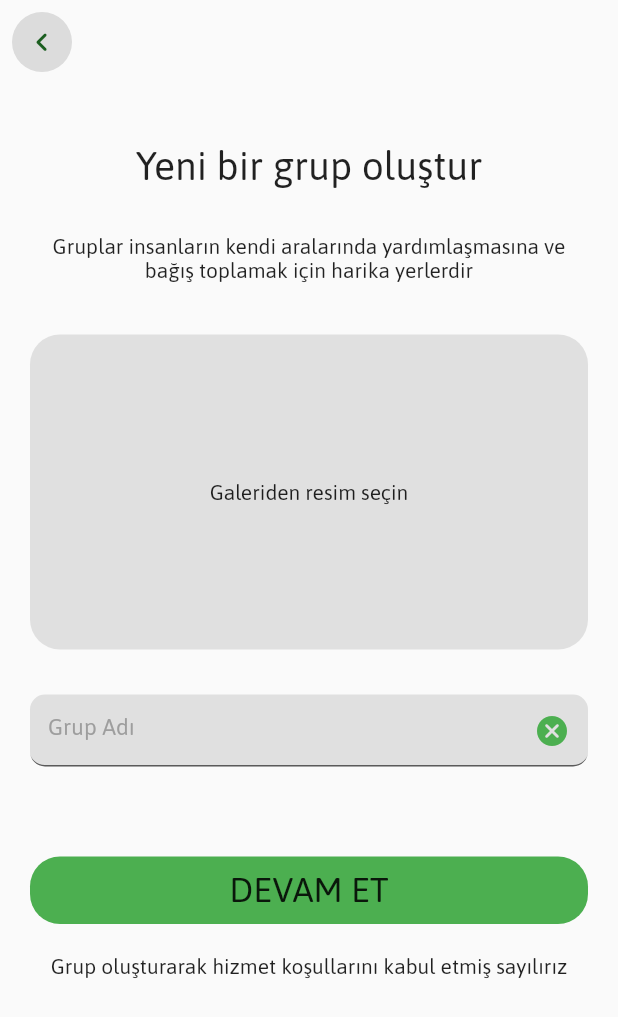
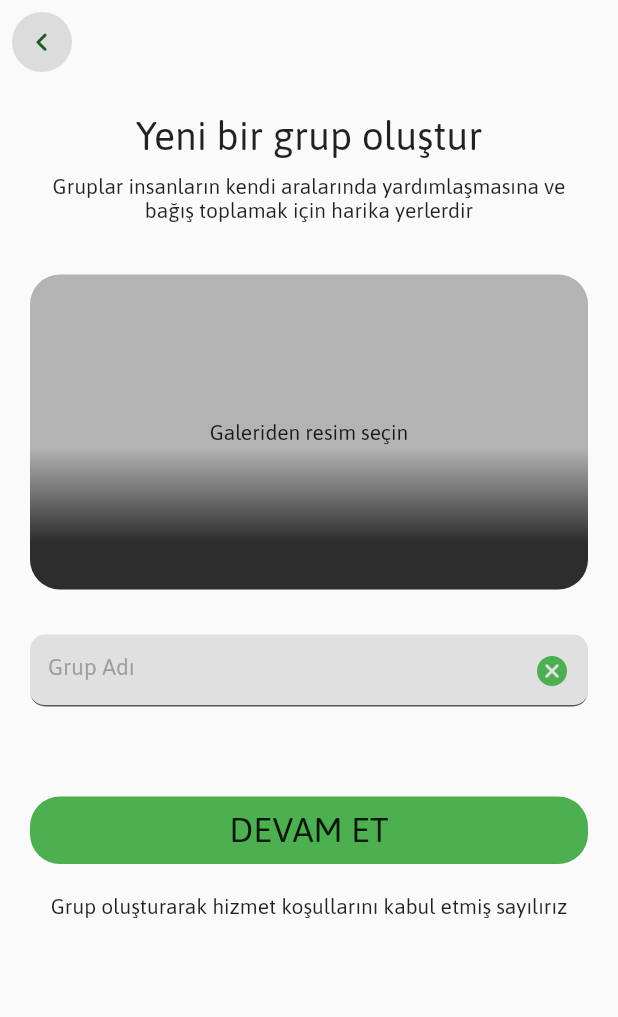
Before and after one commit to alper50/photo_sharing_ap, a Flutter app: the Page2 screen opened directly, after a tap on the "group add" icon, after a tap on "DEVAM ET", on a phone screen of 412 x 824 dp. Shown: the top 1017 px of the screen. Run offline on Flutter 3.47's test engine with Material 2 defaults, Android fonts, the phone set to English and light mode, and no system bars; drawn by our look-alikes of auto_size_text; our stand-ins replace bloc, camera, connectivity, dio, equatable, firebase_core and 11 more; accounts and stored records are empty; network calls fail.

Commit message:
integrated api to creategroup

```diff
--- a/lib/ui/pages/creategrouppage/create_group_page.dart
+++ b/lib/ui/pages/creategrouppage/create_group_page.dart
@@ -1,15 +1,23 @@
 import 'package:auto_size_text/auto_size_text.dart';
 import 'package:flutter/material.dart';
+import 'package:flutter_bloc/flutter_bloc.dart';
+import 'package:greenlive/core/data/network/post_service.dart';
 import 'package:greenlive/ui/widgets/card2.dart';
 import 'package:image_picker/image_picker.dart';
 
+String text='';
 XFile picked;
-
 class CreateGroup extends StatelessWidget {
   bool isimageselected = false;
+  TextEditingController controller = TextEditingController();
+  PostApiProvider api = PostApiProvider();
 
   @override
   Widget build(BuildContext context) {
+    controller.addListener((){
+      text=controller.text;
+
+    });
     return Scaffold(
       appBar: AppBar(
         leading: IconButton(
@@ -35,7 +43,7 @@ class CreateGroup extends StatelessWidget {
                 child: Padding(
                   padding: const EdgeInsets.symmetric(
                     horizontal: 10.0,
-                    vertical: 30,
+                    vertical: 10,
                   ),
                   child: AutoSizeText(
                     "Yeni bir grup oluştur",
@@ -58,7 +66,8 @@ class CreateGroup extends StatelessWidget {
               isimageselected
                   ? Card2(
                       isfromnetwork: false,
-                      imgurl: "${picked.path}",
+                      imgurl:
+                          "${picked.path}",
                     )
                   : UnselectedCard(),
               SizedBox(
@@ -66,15 +75,22 @@ class CreateGroup extends StatelessWidget {
               ),
               GestureDetector(
                 child: TextField(
-                  onSubmitted: (String text)=>FocusScope.of(context).unfocus(),
+
+                  controller: controller,
+                  onSubmitted: (String text) =>
+                      FocusScope.of(context).unfocus(),
                   maxLines: 1,
                   decoration: InputDecoration(
                     filled: true,
                     fillColor: Colors.grey[300],
                     border: UnderlineInputBorder(
-                  borderRadius:BorderRadius.circular(10.0),),
+                      borderRadius: BorderRadius.circular(10.0),
+                    ),
                     suffixIcon: IconButton(
-                      icon: Icon(Icons.cancel_rounded,color: Colors.green,),
+                      icon: Icon(
+                        Icons.cancel_rounded,
+                        color: Colors.green,
+                      ),
                       onPressed: () {},
                     ),
                     hintText: "Grup Adı",
@@ -91,7 +107,7 @@ class CreateGroup extends StatelessWidget {
               InkWell(
                 splashColor: Colors.black,
                 borderRadius: BorderRadius.circular(20),
-                onTap: () {},
+                onTap: () =>api.uploadImage(picked.path, 2, text, 70.111, 70.111),
                 child: Container(
                   height: 45,
                   width: double.infinity / 1.5,
@@ -111,6 +127,9 @@ class CreateGroup extends StatelessWidget {
               ),
               AutoSizeText(
                   "Grup oluşturarak hizmet koşullarını kabul etmiş sayılırız"),
+                  SizedBox(
+                height: 20,
+              ),
             ],
           ),
         ),
@@ -121,19 +140,22 @@ class CreateGroup extends StatelessWidget {
 
 class UnselectedCard extends StatelessWidget {
   UnselectedCard({Key key}) : super(key: key);
+  XFile image;
+  _getImage() async {
+    image = await ImagePicker()
+        .pickImage(source: ImageSource.gallery, maxHeight: 480, maxWidth: 640);
+  }
 
-  _getImage()async{
-    XFile image = await ImagePicker().pickImage(source: ImageSource.gallery,maxHeight: 480,maxWidth: 640);
-    picked = image;
-  }
-// picked imagei yukarıdaki classta card2 ye imgurl olarak paramtere vermeliyiz pathini
   @override
   Widget build(BuildContext context) {
     return InkWell(
-      onTap: () async{
-        XFile picked = await _getImage();
+      onTap: () async {
+        await _getImage();
+        picked=image;
       },
-      child: Container(
+      child: Stack(
+        children: [
+          Container(
             height: 210,
             width: double.maxFinite,
             decoration: BoxDecoration(
@@ -144,6 +166,31 @@ class UnselectedCard extends StatelessWidget {
               child: Text("Galeriden resim seçin"),
             ),
           ),
+          Container(
+            height: 210,
+            decoration: BoxDecoration(
+              borderRadius: BorderRadius.circular(20),
+              gradient: LinearGradient(begin: Alignment.bottomRight, stops: [
+                0.3,
+                0.9
+              ], colors: [
+                Colors.black.withOpacity(.8),
+                Colors.black.withOpacity(.2)
+              ]),
+            ),
+            child: Align(
+              alignment: Alignment.bottomLeft,
+              child: Padding(
+                padding: const EdgeInsets.all(15.0),
+                child: Text(
+                  text,
+                  style: TextStyle(color: Colors.white, fontSize: 20),
+                ),
+              ),
+            ),
+          ),
+        ],
+      ),
     );
   }
 }
--- a/lib/ui/widgets/appbar2.dart
+++ b/lib/ui/widgets/appbar2.dart
@@ -1,7 +1,10 @@
+import 'dart:ui';
+
 import 'package:auto_size_text/auto_size_text.dart';
 import 'package:flutter/material.dart';
 import 'package:greenlive/ui/pages/home/pages/page2/bloc/page2_bloc.dart';
 import 'package:flutter_bloc/flutter_bloc.dart';
+
 class CustomAppBar2 extends StatelessWidget {
   Page2Bloc _bloc;
   TextEditingController _controller = TextEditingController();
@@ -9,6 +12,7 @@ class CustomAppBar2 extends StatelessWidget {
   Widget build(BuildContext context) {
     _bloc = BlocProvider.of<Page2Bloc>(context);
     return SliverAppBar(
+      automaticallyImplyLeading: false,
       actions: [
         Padding(
           padding: const EdgeInsets.only(right: 20.0),
@@ -46,7 +50,7 @@ class CustomAppBar2 extends StatelessWidget {
               maxLines: 1,
               enableSuggestions: false,
               onChanged: (String input) {
-                if(input.length>2){
+                if (input.length > 2) {
                   _bloc.add(SearchEvent(inputText: _controller.text));
                   print(_bloc.state);
                 }
@@ -73,48 +77,34 @@ PersistentBottomSheetController buildShowBottomSheet(BuildContext context) =>
     showBottomSheet(
       backgroundColor: Colors.transparent,
       context: context,
-      builder: (context) => Container(
+      builder: (context) => GestureDetector(
+        onTap: (){print("çalışrtı");},
+        child: BackdropFilter(
+          filter: ImageFilter.blur(sigmaX: 1, sigmaY: 1),
+          child: Container(
             padding: EdgeInsets.all(15),
-        height: MediaQuery.of(context).size.height * 0.4,
+            height: MediaQuery.of(context).size.height * 0.45,
             width: double.infinity,
             decoration: BoxDecoration(
               color: Colors.green[100],
-          borderRadius: BorderRadius.only(
-            topLeft: Radius.circular(25.0),
-            topRight: Radius.circular(25.0),
-          ),
+              borderRadius: BorderRadius.circular(25),
             ),
             child: Container(
               padding: EdgeInsets.all(10),
-          child: Stack(
-            children: [
-              Positioned(
-                top: 0,
-                right: 0,
-                child: IconButton(
-                  icon: Icon(
-                    Icons.cancel,
-                    size: 40,
-                  ),
-                  onPressed: () {
-                    Navigator.pop(context);
-                  },
-                ),
-              ),
-              Padding(
-                padding: const EdgeInsets.only(top: 50.0),
               child: Column(
                 crossAxisAlignment: CrossAxisAlignment.center,
                 mainAxisAlignment: MainAxisAlignment.spaceAround,
                 children: [
                   AutoSizeText(
                       "Tamamen yeni bir organizasyon açmak için tek seferlik 30 tl ücret alınmaktadır. Yinede devam etmek istiyor musunuz?"),
+                  Column(
+                    children: [
                       InkWell(
                         onTap: () =>
                             Navigator.pushNamed(context, "tocreategrouppage"),
                         child: Container(
                           height: 36,
-                        width: 180,
+                          width: 250,
                           decoration: BoxDecoration(
                             color: Colors.green,
                             borderRadius: BorderRadius.circular(20),
@@ -126,11 +116,12 @@ PersistentBottomSheetController buildShowBottomSheet(BuildContext context) =>
                           )),
                         ),
                       ),
+                      SizedBox(height: 10,),
                       InkWell(
                         onTap: () => Navigator.pop(context),
                         child: Container(
                           height: 36,
-                        width: 180,
+                          width: 250,
                           decoration: BoxDecoration(
                             color: Colors.white70,
                             borderRadius: BorderRadius.circular(20),
@@ -144,9 +135,10 @@ PersistentBottomSheetController buildShowBottomSheet(BuildContext context) =>
                       ),
                     ],
                   ),
-              ),
                 ],
               ),
             ),
           ),
+        ),
+      ),
     );
--- a/lib/ui/widgets/appbar4.dart
+++ b/lib/ui/widgets/appbar4.dart
@@ -7,6 +7,7 @@ class CustomAppBar4 extends StatelessWidget {
   @override
   Widget build(BuildContext context) {
     return SliverAppBar(
+      automaticallyImplyLeading: false,
           expandedHeight: 130,
           pinned: true,
           title: Row(
--- a/lib/ui/widgets/appbar_grouppage.dart
+++ b/lib/ui/widgets/appbar_grouppage.dart
@@ -5,6 +5,7 @@ class GroupPageAppbar extends StatelessWidget {
   @override
   Widget build(BuildContext context) {
     return SliverAppBar(
+      automaticallyImplyLeading: false,
       toolbarHeight: 65,
       expandedHeight: 200,
       pinned: true,
```
Also changed, not shown: lib/ui/pages/home/pages/page1/page_1.dart (+2 -16 lines), lib/ui/widgets/appbar1.dart (added, +26 -0 lines). Lines whose indentation alone changed are shown as unchanged.
